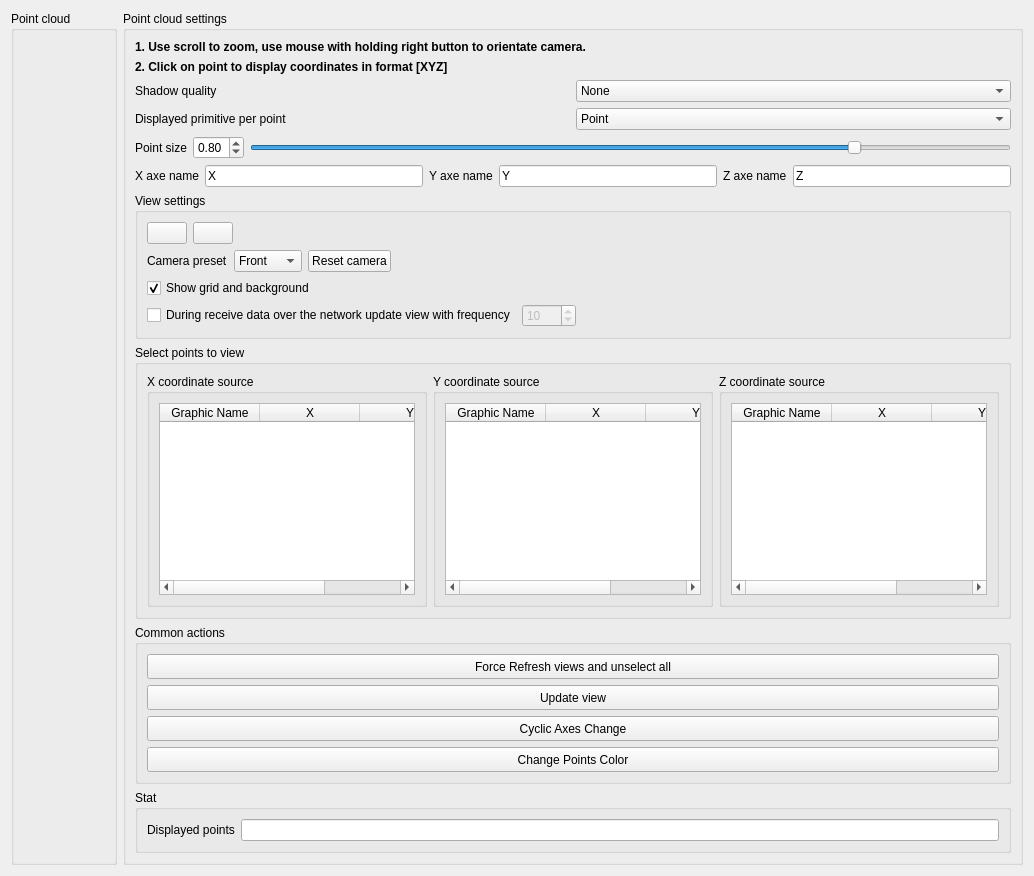
burlachenkok/plotter_plusplus, file plotter_plusplus/plotter_scatter3d.ui: the form before one commit.
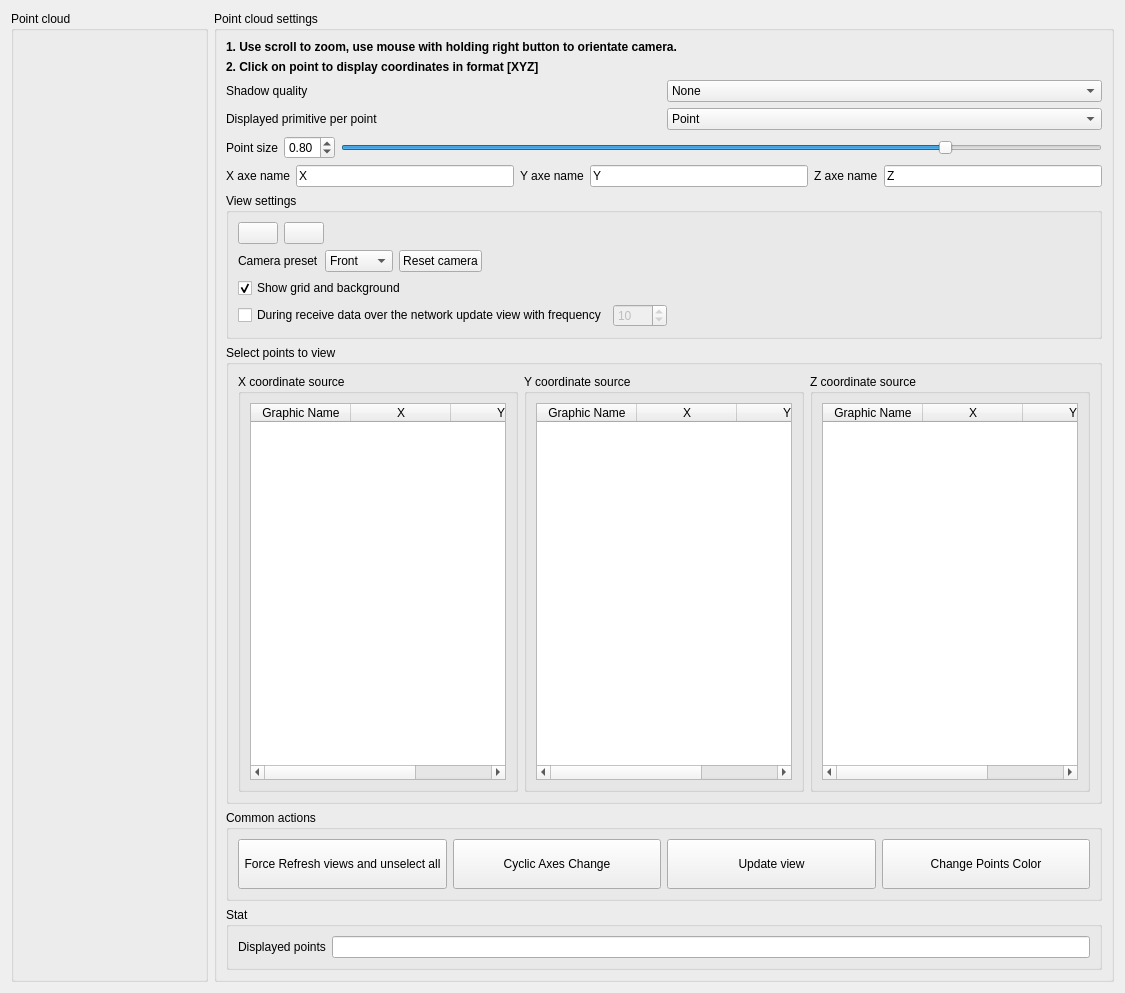
The form after the commit. Icons and pictures are not drawn.

Commit message: update scatter widgets

The edit to the form file:
```diff
--- a/plotter_plusplus/plotter_scatter3d.ui
+++ b/plotter_plusplus/plotter_scatter3d.ui
@@ -6,8 +6,8 @@
    <rect>
     <x>0</x>
     <y>0</y>
-    <width>1034</width>
-    <height>827</height>
+    <width>1125</width>
+    <height>993</height>
    </rect>
   </property>
   <property name="windowTitle">
@@ -550,19 +550,31 @@
         <property name="minimumSize">
          <size>
           <width>0</width>
-          <height>60</height>
+          <height>0</height>
+         </size>
+        </property>
+        <property name="maximumSize">
+         <size>
+          <width>16777215</width>
+          <height>174</height>
          </size>
         </property>
         <property name="title">
          <string>Common actions</string>
         </property>
-        <layout class="QVBoxLayout" name="verticalLayout_7">
+        <layout class="QHBoxLayout" name="horizontalLayout_3">
          <item>
           <widget class="QPushButton" name="btnRefreshViews">
            <property name="minimumSize">
             <size>
              <width>0</width>
-             <height>25</height>
+             <height>50</height>
+            </size>
+           </property>
+           <property name="maximumSize">
+            <size>
+             <width>16777215</width>
+             <height>50</height>
             </size>
            </property>
            <property name="text">
@@ -574,25 +586,18 @@
            </property>
           </widget>
          </item>
-         <item>
-          <widget class="QPushButton" name="btnUpdateView">
-           <property name="minimumSize">
-            <size>
-             <width>0</width>
-             <height>25</height>
-            </size>
-           </property>
-           <property name="text">
-            <string>Update view</string>
-           </property>
-          </widget>
-         </item>
          <item>
           <widget class="QPushButton" name="btnCyclicAxisChange">
            <property name="minimumSize">
             <size>
-             <width>0</width>
-             <height>25</height>
+             <width>50</width>
+             <height>50</height>
+            </size>
+           </property>
+           <property name="maximumSize">
+            <size>
+             <width>16777215</width>
+             <height>50</height>
             </size>
            </property>
            <property name="text">
@@ -600,12 +605,37 @@
            </property>
           </widget>
          </item>
+         <item>
+          <widget class="QPushButton" name="btnUpdateView">
+           <property name="minimumSize">
+            <size>
+             <width>0</width>
+             <height>50</height>
+            </size>
+           </property>
+           <property name="maximumSize">
+            <size>
+             <width>16777215</width>
+             <height>50</height>
+            </size>
+           </property>
+           <property name="text">
+            <string>Update view</string>
+           </property>
+          </widget>
+         </item>
          <item>
           <widget class="QPushButton" name="btnPointColor">
            <property name="minimumSize">
             <size>
              <width>0</width>
-             <height>25</height>
+             <height>50</height>
+            </size>
+           </property>
+           <property name="maximumSize">
+            <size>
+             <width>16777215</width>
+             <height>50</height>
             </size>
            </property>
            <property name="text">
```
